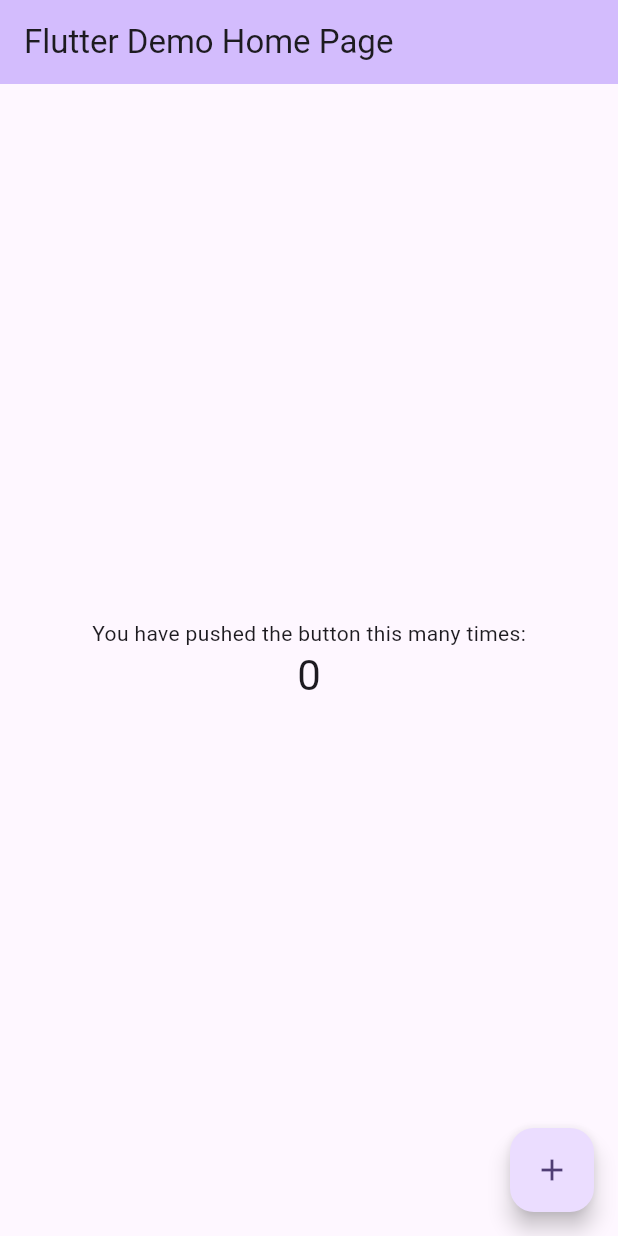
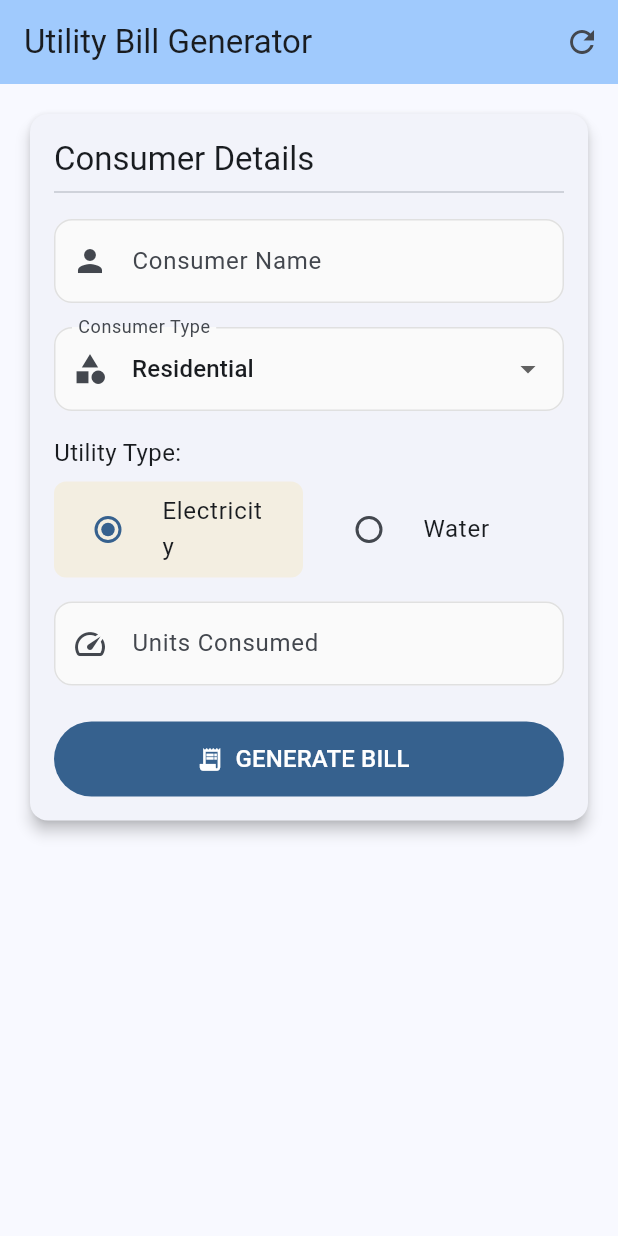
Before and after one commit to could-ai/019b58c8-2cf5-7f7f-b35f-9988fa3f3dcb, a Flutter app: the screen it shows after launch, on a phone screen of 412 x 824 dp. Run offline on Flutter 3.47's test engine with Material 3 defaults, Android fonts, the phone set to English and light mode, and no system bars.

Commit message:
Created polymorphic consumer models (Residential, Commercial, Industrial) extending an abstract Consumer class to handle bill calculations logic.; Created BillGeneratorScreen with form inputs for consumer details and a result display card. Implements the logic to instantiate the correct Consumer subclass based on user selection.; Updated main.dart to set up the app theme and route to the BillGeneratorScreen.

```diff
--- a/usr/lib/main.dart
+++ b/usr/lib/main.dart
@@ -1,4 +1,5 @@
 import 'package:flutter/material.dart';
+import 'screens/bill_generator_screen.dart';
 
 void main() {
   runApp(const MyApp());
@@ -7,117 +8,30 @@ void main() {
 class MyApp extends StatelessWidget {
   const MyApp({super.key});
 
-  // This widget is the root of your application.
   @override
   Widget build(BuildContext context) {
     return MaterialApp(
-      title: 'Flutter Demo',
+      title: 'Bill Generator',
       debugShowCheckedModeBanner: false,
       theme: ThemeData(
-        // This is the theme of your application.
-        //
-        // TRY THIS: Try running your application with "flutter run". You'll see
-        // the application has a purple toolbar. Then, without quitting the app,
-        // try changing the seedColor in the colorScheme below to Colors.green
-        // and then invoke "hot reload" (save your changes or press the "hot
-        // reload" button in a Flutter-supported IDE, or press "r" if you used
-        // the command line to start the app).
-        //
-        // Notice that the counter didn't reset back to zero; the application
-        // state is not lost during the reload. To reset the state, use hot
-        // restart instead.
-        //
-        // This works for code too, not just values: Most code changes can be
-        // tested with just a hot reload.
-        colorScheme: ColorScheme.fromSeed(seedColor: Colors.deepPurple),
+        colorScheme: ColorScheme.fromSeed(seedColor: Colors.blue),
+        useMaterial3: true,
+        inputDecorationTheme: InputDecorationTheme(
+          filled: true,
+          fillColor: Colors.grey.shade50,
+          border: OutlineInputBorder(
+            borderRadius: BorderRadius.circular(12),
+          ),
+          enabledBorder: OutlineInputBorder(
+            borderRadius: BorderRadius.circular(12),
+            borderSide: BorderSide(color: Colors.grey.shade300),
+          ),
+        ),
       ),
       initialRoute: '/',
       routes: {
-        '/': (context) => const MyHomePage(title: 'Flutter Demo Home Page'),
+        '/': (context) => const BillGeneratorScreen(),
       },
     );
   }
 }
-
-class MyHomePage extends StatefulWidget {
-  const MyHomePage({super.key, required this.title});
-
-  // This widget is the home page of your application. It is stateful, meaning
-  // that it has a State object (defined below) that contains fields that affect
-  // how it looks.
-
-  // This class is the configuration for the state. It holds the values (in this
-  // case the title) provided by the parent (in this case the App widget) and
-  // used by the build method of the State. Fields in a Widget subclass are
-  // always marked "final".
-
-  final String title;
-
-  @override
-  State<MyHomePage> createState() => _MyHomePageState();
-}
-
-class _MyHomePageState extends State<MyHomePage> {
-  int _counter = 0;
-
-  void _incrementCounter() {
-    setState(() {
-      // This call to setState tells the Flutter framework that something has
-      // changed in this State, which causes it to rerun the build method below
-      // so that the display can reflect the updated values. If we changed
-      // _counter without calling setState(), then the build method would not be
-      // called again, and so nothing would appear to happen.
-      _counter++;
-    });
-  }
-
-  @override
-  Widget build(BuildContext context) {
-    // This method is rerun every time setState is called, for instance as done
-    // by the _incrementCounter method above.
-    //
-    // The Flutter framework has been optimized to make rerunning build methods
-    // fast, so that you can just rebuild anything that needs updating rather
-    // than having to individually change instances of widgets.
-    return Scaffold(
-      appBar: AppBar(
-        // TRY THIS: Try changing the color here to a specific color (to
-        // Colors.amber, perhaps?) and trigger a hot reload to see the AppBar
-        // change color while the other colors stay the same.
-        backgroundColor: Theme.of(context).colorScheme.inversePrimary,
-        // Here we take the value from the MyHomePage object that was created by
-        // the App.build method, and use it to set our appbar title.
-        title: Text(widget.title),
-      ),
-      body: Center(
-        // Center is a layout widget. It takes a single child and positions it
-        // in the middle of the parent.
-        child: Column(
-          // Column is also a layout widget. It takes a list of children and
-          // arranges them vertically. By default, it sizes itself to fit its
-          // children horizontally, and tries to be as tall as its parent.
-          //
-          // Column has various properties to control how it sizes itself and
-          // how it positions its children. Here we use mainAxisAlignment to
-          // center the children vertically; the main axis here is the vertical
-          // axis because Columns are vertical (the cross axis would be
-          // horizontal).
-          //
-          // TRY THIS: Invoke "debug painting" (choose the "Toggle Debug Paint"
-          // action in the IDE, or press "p" in the console), to see the
-          // wireframe for each widget.
-          mainAxisAlignment: MainAxisAlignment.center,
-          children: <Widget>[
-            const Text('You have pushed the button this many times:'),
-            Text('$_counter', style: Theme.of(context).textTheme.headlineMedium),
-          ],
-        ),
-      ),
-      floatingActionButton: FloatingActionButton(
-        onPressed: _incrementCounter,
-        tooltip: 'Increment',
-        child: const Icon(Icons.add),
-      ), // This trailing comma makes auto-formatting nicer for build methods.
-    );
-  }
-}
--- /dev/null
+++ b/usr/lib/models/consumer_types.dart
@@ -0,0 +1,114 @@
+enum UtilityType { electricity, water }
+
+/// Abstract base class representing a Consumer.
+/// This demonstrates polymorphism: different consumer types implement
+/// the bill calculation logic differently.
+abstract class Consumer {
+  String name;
+  double unitsConsumed;
+
+  Consumer({required this.name, required this.unitsConsumed});
+
+  /// Polymorphic method to calculate bill amount.
+  /// Implementation depends on the concrete subclass (Residential, Commercial, etc.)
+  double calculateBill(UtilityType utilityType);
+
+  /// Returns the display name of the consumer type
+  String get typeLabel;
+
+  /// Returns the rate description for the UI
+  String getRateDescription(UtilityType utilityType);
+}
+
+/// Residential Consumer: Typically has lower, tiered rates.
+class ResidentialConsumer extends Consumer {
+  ResidentialConsumer({required super.name, required super.unitsConsumed});
+
+  @override
+  String get typeLabel => "Residential";
+
+  @override
+  double calculateBill(UtilityType utilityType) {
+    if (utilityType == UtilityType.electricity) {
+      // Electricity: Tiered pricing
+      // First 100 units @ $0.10, remaining @ $0.15
+      if (unitsConsumed <= 100) {
+        return unitsConsumed * 0.10;
+      } else {
+        return (100 * 0.10) + ((unitsConsumed - 100) * 0.15);
+      }
+    } else {
+      // Water: Flat low rate
+      // $1.50 per unit
+      return unitsConsumed * 1.50;
+    }
+  }
+
+  @override
+  String getRateDescription(UtilityType utilityType) {
+    if (utilityType == UtilityType.electricity) {
+      return "Tiered: $0.10/unit (first 100), $0.15/unit (excess)";
+    } else {
+      return "Flat Rate: $1.50/unit";
+    }
+  }
+}
+
+/// Commercial Consumer: Higher flat rates.
+class CommercialConsumer extends Consumer {
+  CommercialConsumer({required super.name, required super.unitsConsumed});
+
+  @override
+  String get typeLabel => "Commercial";
+
+  @override
+  double calculateBill(UtilityType utilityType) {
+    if (utilityType == UtilityType.electricity) {
+      // Electricity: Flat high rate
+      // $0.25 per unit
+      return unitsConsumed * 0.25;
+    } else {
+      // Water: Higher flat rate
+      // $2.50 per unit
+      return unitsConsumed * 2.50;
+    }
+  }
+
+  @override
+  String getRateDescription(UtilityType utilityType) {
+    if (utilityType == UtilityType.electricity) {
+      return "Flat Rate: $0.25/unit";
+    } else {
+      return "Flat Rate: $2.50/unit";
+    }
+  }
+}
+
+/// Industrial Consumer: Highest rates + fixed base charge.
+class IndustrialConsumer extends Consumer {
+  IndustrialConsumer({required super.name, required super.unitsConsumed});
+
+  @override
+  String get typeLabel => "Industrial";
+
+  @override
+  double calculateBill(UtilityType utilityType) {
+    double baseCharge = 50.0; // Fixed monthly connection fee
+    if (utilityType == UtilityType.electricity) {
+      // Electricity: $0.20 per unit + base charge
+      return baseCharge + (unitsConsumed * 0.20);
+    } else {
+      // Water: $3.00 per unit + base charge
+      return baseCharge + (unitsConsumed * 3.00);
+    }
+  }
+
+  @override
+  String getRateDescription(UtilityType utilityType) {
+    if (utilityType == UtilityType.electricity) {
+      return "$0.20/unit + $50.00 Base Charge";
+    } else {
+      return "$3.00/unit + $50.00 Base Charge";
+    }
+  }
+}
--- /dev/null
+++ b/usr/lib/screens/bill_generator_screen.dart
@@ -0,0 +1,341 @@
+import 'package:flutter/material.dart';
+import 'package:flutter/services.dart';
+import '../models/consumer_types.dart';
+
+class BillGeneratorScreen extends StatefulWidget {
+  const BillGeneratorScreen({super.key});
+
+  @override
+  State<BillGeneratorScreen> createState() => _BillGeneratorScreenState();
+}
+
+class _BillGeneratorScreenState extends State<BillGeneratorScreen> {
+  final _formKey = GlobalKey<FormState>();
+
+  // Controllers
+  final TextEditingController _nameController = TextEditingController();
+  final TextEditingController _unitsController = TextEditingController();
+
+  // State variables
+  String _selectedConsumerType = 'Residential';
+  UtilityType _selectedUtility = UtilityType.electricity;
+  double? _calculatedBill;
+  Consumer? _generatedConsumer;
+
+  final List<String> _consumerTypes = ['Residential', 'Commercial', 'Industrial'];
+
+  void _generateBill() {
+    if (_formKey.currentState!.validate()) {
+      final String name = _nameController.text;
+      final double units = double.parse(_unitsController.text);
+
+      // Polymorphic creation of consumer
+      Consumer consumer;
+      switch (_selectedConsumerType) {
+        case 'Residential':
+          consumer = ResidentialConsumer(name: name, unitsConsumed: units);
+          break;
+        case 'Commercial':
+          consumer = CommercialConsumer(name: name, unitsConsumed: units);
+          break;
+        case 'Industrial':
+          consumer = IndustrialConsumer(name: name, unitsConsumed: units);
+          break;
+        default:
+          consumer = ResidentialConsumer(name: name, unitsConsumed: units);
+      }
+
+      setState(() {
+        _generatedConsumer = consumer;
+        // Polymorphic call: calculateBill() behaves differently based on the object type
+        _calculatedBill = consumer.calculateBill(_selectedUtility);
+      });
+    }
+  }
+
+  void _reset() {
+    _nameController.clear();
+    _unitsController.clear();
+    setState(() {
+      _calculatedBill = null;
+      _generatedConsumer = null;
+      _selectedConsumerType = 'Residential';
+      _selectedUtility = UtilityType.electricity;
+    });
+  }
+
+  @override
+  void dispose() {
+    _nameController.dispose();
+    _unitsController.dispose();
+    super.dispose();
+  }
+
+  @override
+  Widget build(BuildContext context) {
+    return Scaffold(
+      appBar: AppBar(
+        title: const Text('Utility Bill Generator'),
+        backgroundColor: Theme.of(context).colorScheme.inversePrimary,
+        actions: [
+          IconButton(
+            icon: const Icon(Icons.refresh),
+            onPressed: _reset,
+            tooltip: 'Reset Form',
+          )
+        ],
+      ),
+      body: SingleChildScrollView(
+        padding: const EdgeInsets.all(16.0),
+        child: Column(
+          crossAxisAlignment: CrossAxisAlignment.stretch,
+          children: [
+            _buildInputCard(),
+            const SizedBox(height: 20),
+            if (_calculatedBill != null && _generatedConsumer != null)
+              _buildResultCard(),
+          ],
+        ),
+      ),
+    );
+  }
+
+  Widget _buildInputCard() {
+    return Card(
+      elevation: 4,
+      child: Padding(
+        padding: const EdgeInsets.all(16.0),
+        child: Form(
+          key: _formKey,
+          child: Column(
+            crossAxisAlignment: CrossAxisAlignment.start,
+            children: [
+              Text(
+                'Consumer Details',
+                style: Theme.of(context).textTheme.titleLarge,
+              ),
+              const Divider(),
+              const SizedBox(height: 10),
+
+              // Name Input
+              TextFormField(
+                controller: _nameController,
+                decoration: const InputDecoration(
+                  labelText: 'Consumer Name',
+                  border: OutlineInputBorder(),
+                  prefixIcon: Icon(Icons.person),
+                ),
+                validator: (value) {
+                  if (value == null || value.isEmpty) {
+                    return 'Please enter a name';
+                  }
+                  return null;
+                },
+              ),
+              const SizedBox(height: 16),
+
+              // Consumer Type Dropdown
+              DropdownButtonFormField<String>(
+                value: _selectedConsumerType,
+                decoration: const InputDecoration(
+                  labelText: 'Consumer Type',
+                  border: OutlineInputBorder(),
+                  prefixIcon: Icon(Icons.category),
+                ),
+                items: _consumerTypes.map((String type) {
+                  return DropdownMenuItem<String>(
+                    value: type,
+                    child: Text(type),
+                  );
+                }).toList(),
+                onChanged: (String? newValue) {
+                  setState(() {
+                    _selectedConsumerType = newValue!;
+                  });
+                },
+              ),
+              const SizedBox(height: 16),
+
+              // Utility Type Segmented Button (or Row of Radio buttons)
+              const Text('Utility Type:', style: TextStyle(fontSize: 16)),
+              const SizedBox(height: 8),
+              Row(
+                children: [
+                  Expanded(
+                    child: RadioListTile<UtilityType>(
+                      title: const Text('Electricity'),
+                      value: UtilityType.electricity,
+                      groupValue: _selectedUtility,
+                      onChanged: (UtilityType? value) {
+                        setState(() {
+                          _selectedUtility = value!;
+                        });
+                      },
+                      tileColor: _selectedUtility == UtilityType.electricity
+                          ? Colors.amber.withOpacity(0.1)
+                          : null,
+                      shape: RoundedRectangleBorder(borderRadius: BorderRadius.circular(8)),
+                    ),
+                  ),
+                  const SizedBox(width: 8),
+                  Expanded(
+                    child: RadioListTile<UtilityType>(
+                      title: const Text('Water'),
+                      value: UtilityType.water,
+                      groupValue: _selectedUtility,
+                      onChanged: (UtilityType? value) {
+                        setState(() {
+                          _selectedUtility = value!;
+                        });
+                      },
+                      tileColor: _selectedUtility == UtilityType.water
+                          ? Colors.blue.withOpacity(0.1)
+                          : null,
+                      shape: RoundedRectangleBorder(borderRadius: BorderRadius.circular(8)),
+                    ),
+                  ),
+                ],
+              ),
+              const SizedBox(height: 16),
+
+              // Units Input
+              TextFormField(
+                controller: _unitsController,
+                keyboardType: const TextInputType.numberWithOptions(decimal: true),
+                inputFormatters: [
+                  FilteringTextInputFormatter.allow(RegExp(r'^\d+\.?\d{0,2}')),
+                ],
+                decoration: const InputDecoration(
+                  labelText: 'Units Consumed',
+                  border: OutlineInputBorder(),
+                  prefixIcon: Icon(Icons.speed),
+                  suffixText: 'Units',
+                ),
+                validator: (value) {
+                  if (value == null || value.isEmpty) {
+                    return 'Please enter units';
+                  }
+                  if (double.tryParse(value) == null) {
+                    return 'Please enter a valid number';
+                  }
+                  return null;
+                },
+              ),
+              const SizedBox(height: 24),
+
+              // Generate Button
+              SizedBox(
+                width: double.infinity,
+                height: 50,
+                child: FilledButton.icon(
+                  onPressed: _generateBill,
+                  icon: const Icon(Icons.receipt_long),
+                  label: const Text('GENERATE BILL', style: TextStyle(fontSize: 16)),
+                ),
+              ),
+            ],
+          ),
+        ),
+      ),
+    );
+  }
+
+  Widget _buildResultCard() {
+    final isElectricity = _selectedUtility == UtilityType.electricity;
+    final color = isElectricity ? Colors.amber : Colors.blue;
+    final icon = isElectricity ? Icons.electric_bolt : Icons.water_drop;
+
+    return Card(
+      elevation: 8,
+      color: Theme.of(context).colorScheme.surface,
+      shape: RoundedRectangleBorder(
+        borderRadius: BorderRadius.circular(16),
+        side: BorderSide(color: color, width: 2),
+      ),
+      child: Padding(
+        padding: const EdgeInsets.all(20.0),
+        child: Column(
+          children: [
+            Row(
+              mainAxisAlignment: MainAxisAlignment.center,
+              children: [
+                Icon(icon, size: 32, color: color),
+                const SizedBox(width: 10),
+                Text(
+                  'BILL SUMMARY',
+                  style: TextStyle(
+                    fontSize: 20,
+                    fontWeight: FontWeight.bold,
+                    color: color,
+                    letterSpacing: 1.2,
+                  ),
+                ),
+              ],
+            ),
+            const Divider(thickness: 1.5, height: 30),
+
+            _buildDetailRow('Customer Name:', _generatedConsumer!.name),
+            _buildDetailRow('Consumer Type:', _generatedConsumer!.typeLabel),
+            _buildDetailRow('Service:', isElectricity ? 'Electricity' : 'Water'),
+            _buildDetailRow('Units Consumed:', '${_generatedConsumer!.unitsConsumed.toStringAsFixed(2)} Units'),
+
+            const SizedBox(height: 10),
+            Container(
+              padding: const EdgeInsets.all(8),
+              decoration: BoxDecoration(
+                color: Colors.grey.withOpacity(0.1),
+                borderRadius: BorderRadius.circular(8),
+              ),
+              child: Row(
+                children: [
+                  const Icon(Icons.info_outline, size: 16, color: Colors.grey),
+                  const SizedBox(width: 8),
+                  Expanded(
+                    child: Text(
+                      'Rate Applied: ${_generatedConsumer!.getRateDescription(_selectedUtility)}',
+                      style: const TextStyle(fontSize: 12, fontStyle: FontStyle.italic),
+                    ),
+                  ),
+                ],
+              ),
+            ),
+            const SizedBox(height: 20),
+
+            const Divider(),
+            const SizedBox(height: 10),
+            Row(
+              mainAxisAlignment: MainAxisAlignment.spaceBetween,
+              children: [
+                const Text(
+                  'TOTAL AMOUNT:',
+                  style: TextStyle(fontSize: 18, fontWeight: FontWeight.bold),
+                ),
+                Text(
+                  '\$${_calculatedBill!.toStringAsFixed(2)}',
+                  style: TextStyle(
+                    fontSize: 24,
+                    fontWeight: FontWeight.bold,
+                    color: color,
+                  ),
+                ),
+              ],
+            ),
+          ],
+        ),
+      ),
+    );
+  }
+
+  Widget _buildDetailRow(String label, String value) {
+    return Padding(
+      padding: const EdgeInsets.symmetric(vertical: 4.0),
+      child: Row(
+        mainAxisAlignment: MainAxisAlignment.spaceBetween,
+        children: [
+          Text(label, style: const TextStyle(color: Colors.grey, fontSize: 16)),
+          Text(value, style: const TextStyle(fontWeight: FontWeight.w500, fontSize: 16)),
+        ],
+      ),
+    );
+  }
+}
```
